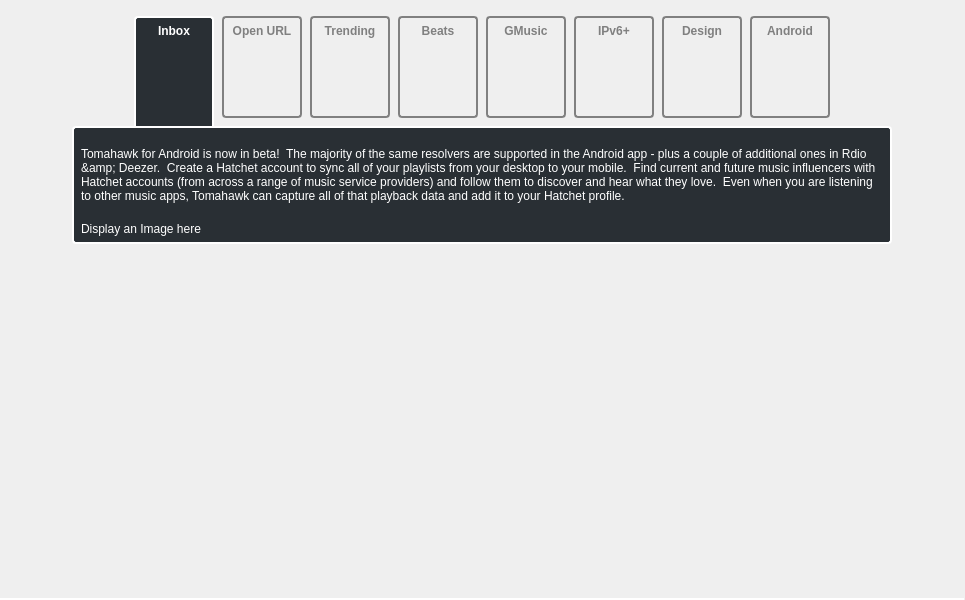
This is src/viewpages/whatsnew_0_8/WhatsNewWidget_0_8.ui in tomahawk-player/tomahawk as Qt 5 draws it before an edit. The edited form follows.
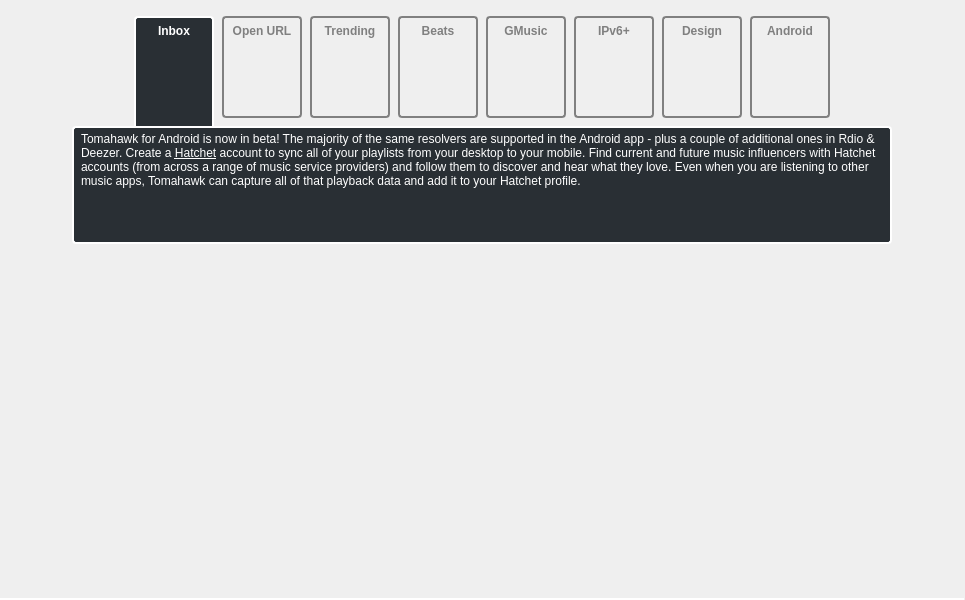
This is the edited form. The open tabs and pages were chosen to show the change. Icons and pictures are not drawn. Custom widgets are drawn as their Qt base class.

Commit message: [whatsnew] Add Android graphics

```diff
--- a/src/viewpages/whatsnew_0_8/WhatsNewWidget_0_8.ui
+++ b/src/viewpages/whatsnew_0_8/WhatsNewWidget_0_8.ui
@@ -1276,7 +1276,7 @@
                </sizepolicy>
               </property>
               <property name="text">
-               <string>Tomahawk for Android is now in beta!  The majority of the same resolvers are supported in the Android app - plus a couple of additional ones in Rdio &amp;amp; Deezer.  Create a Hatchet account to sync all of your playlists from your desktop to your mobile.  Find current and future music influencers with Hatchet accounts (from across a range of music service providers) and follow them to discover and hear what they love.  Even when you are listening to other music apps, Tomahawk can capture all of that playback data and add it to your Hatchet profile.</string>
+               <string>&lt;html&gt;&lt;head/&gt;&lt;body&gt;&lt;p&gt;Tomahawk for Android is now in beta!  The majority of the same resolvers are supported in the Android app - plus a couple of additional ones in Rdio &amp;amp; Deezer.  Create a &lt;a href=&quot;https://hatchet.is/&quot;&gt;&lt;span style=&quot; text-decoration: underline; color:#fff;&quot;&gt;Hatchet&lt;/span&gt;&lt;/a&gt; account to sync all of your playlists from your desktop to your mobile.  Find current and future music influencers with Hatchet accounts (from across a range of music service providers) and follow them to discover and hear what they love.  Even when you are listening to other music apps, Tomahawk can capture all of that playback data and add it to your Hatchet profile.&lt;/p&gt;&lt;/body&gt;&lt;/html&gt;</string>
               </property>
               <property name="scaledContents">
                <bool>false</bool>
@@ -1286,7 +1286,7 @@
               </property>
              </widget>
             </item>
-            <item>
+            <item alignment="Qt::AlignHCenter">
              <widget class="QLabel" name="label_18">
               <property name="sizePolicy">
                <sizepolicy hsizetype="Preferred" vsizetype="Fixed">
@@ -1295,10 +1295,26 @@
                </sizepolicy>
               </property>
               <property name="text">
-               <string>Display an Image here</string>
+               <string/>
+              </property>
+              <property name="pixmap">
+               <pixmap resource="resources.qrc">:/whatsnew_0_8/data/images/tomahawk-android.png</pixmap>
               </property>
              </widget>
             </item>
+            <item>
+             <spacer name="verticalSpacer_16">
+              <property name="orientation">
+               <enum>Qt::Vertical</enum>
+              </property>
+              <property name="sizeHint" stdset="0">
+               <size>
+                <width>20</width>
+                <height>10</height>
+               </size>
+              </property>
+             </spacer>
+            </item>
            </layout>
           </widget>
          </widget>
```
Left out of the diff: 8 changed lines with no effect on the pictures. The commit also changes 4 other files.
